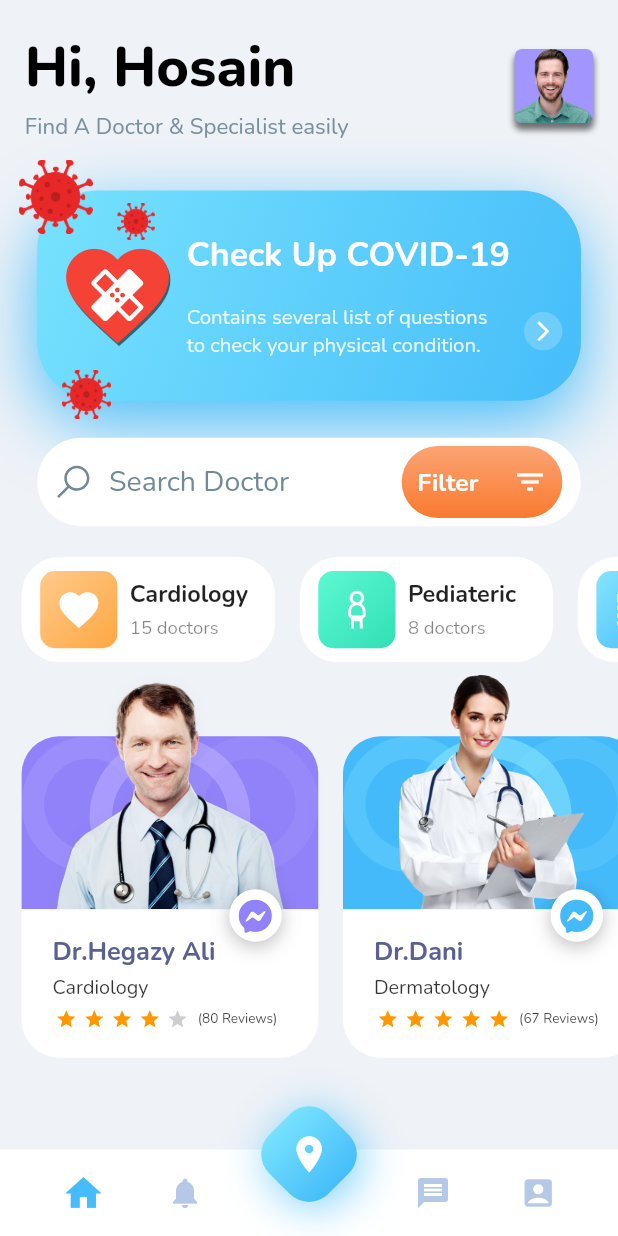
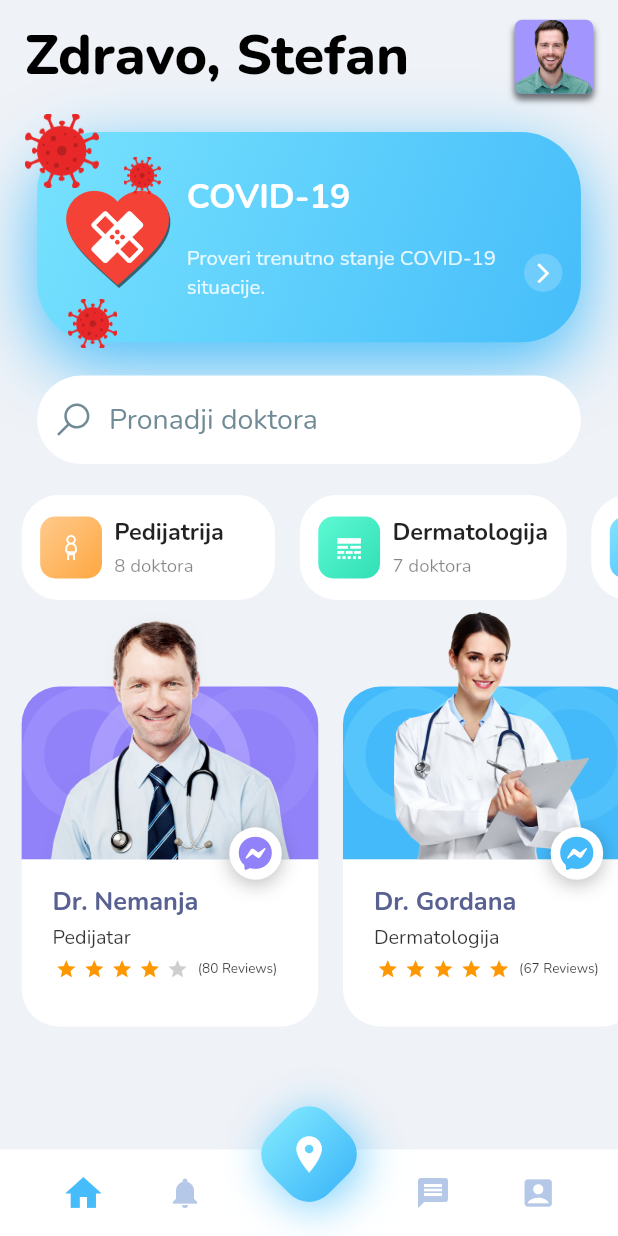
Before and after one commit to Hazaaa/Smart_Health-v2.0, a Flutter app: the screen it shows after launch, on a phone screen of 412 x 824 dp. Run offline on Flutter 3.47's test engine with Material 2 defaults, Android fonts, the phone set to English and light mode, and no system bars; drawn by our look-alikes of flutter_rating_bar; our stand-ins replace font_awesome_flutter, line_icons.

Commit message:
UI: Fixed some ui issues and translated everything to serbian.

```diff
--- a/lib/constants.dart
+++ b/lib/constants.dart
@@ -2,7 +2,6 @@ import 'package:flutter/material.dart';
 
 const kLightTextColor = Color(0xffB5C8E7);
 const kHardTextColor = Color(0xff586191);
-
 
 const kPrimaryDarkColor = Color(0xff46BDFA);
 const kPrimarylightColor = Color(0xff77E2FE);
--- a/lib/data/data.dart
+++ b/lib/data/data.dart
@@ -6,43 +6,43 @@ import 'package:smart_health_v2/model/doctor.dart';
 class Data {
   static final categoriesList = [
     Category(
-      title: "Cardiology",
-      doctorsNumber: 15,
-      icon: Icons.favorite,
-    ),
-    Category(
-      title: "Pediateric",
+      title: "Pedijatrija",
       doctorsNumber: 8,
       icon: LineIcons.child,
     ),
     Category(
-      title: "Dermatology",
+      title: "Dermatologija",
       doctorsNumber: 7,
       icon: Icons.line_style,
     ),
     Category(
-      title: "Optic",
+      title: "Oftamologija",
       doctorsNumber: 10,
       icon: LineIcons.eye,
+    ),
+    Category(
+      title: "Kardiologija",
+      doctorsNumber: 15,
+      icon: Icons.favorite,
     ),
   ];
 
   static final doctorsList = [
     Doctor(
-        name: "Dr.Hegazy Ali",
-        speciality: "Cardiology",
+        name: "Dr. Nemanja",
+        speciality: "Pedijatar",
         image: "assets/images/doctor_1.png",
         reviews: 80,
         reviewScore: 4),
     Doctor(
-        name: "Dr.Dani",
-        speciality: "Dermatology",
+        name: "Dr. Gordana",
+        speciality: "Dermatologija",
         image: "assets/images/doctor_2.png",
         reviews: 67,
         reviewScore: 5),
     Doctor(
-        name: "Dr George",
-        speciality: "Ophthalmology",
+        name: "Dr. Goran",
+        speciality: "Oftamolog",
         image: "assets/images/doctor_3.png",
         reviews: 19,
         reviewScore: 3),
--- a/lib/main.dart
+++ b/lib/main.dart
@@ -11,7 +11,7 @@ class MyApp extends StatelessWidget {
   Widget build(BuildContext context) {
     return MaterialApp(
       debugShowCheckedModeBanner: false,
-      title: 'Flutter Doctor App',
+      title: 'Smart Health',
       theme: ThemeData(
         fontFamily: "Nunito",
         primarySwatch: Colors.blue,
--- a/lib/presentation/appbar.dart
+++ b/lib/presentation/appbar.dart
@@ -18,18 +18,11 @@ class DoctorAppBar extends StatelessWidget {
             crossAxisAlignment: CrossAxisAlignment.start,
             children: [
               Text(
-                "Hi, Hosain",
+                "Zdravo, Stefan",
                 style: TextStyle(
                     color: Colors.black,
                     fontWeight: FontWeight.w800,
                     fontSize: getRelativeWidth(0.09)),
-              ),
-              SizedBox(height: getRelativeHeight(0.003)),
-              Text(
-                "Find A Doctor & Specialist easily",
-                style: TextStyle(
-                    color: Colors.blueGrey[400],
-                    fontSize: getRelativeWidth(0.036)),
               ),
             ],
           ),
--- a/lib/presentation/banner.dart
+++ b/lib/presentation/banner.dart
@@ -13,8 +13,8 @@ class DoctorBanner extends StatelessWidget {
     return Stack(
       children: [
         Container(
-          width: getRelativeWidth(0.94),
-          height: getRelativeHeight(0.22),
+          width: getRelativeWidth(0.92),
+          height: getRelativeHeight(0.20),
           child: Stack(
             alignment: Alignment.center,
             children: [
@@ -77,7 +77,7 @@ class DoctorBanner extends StatelessWidget {
                             mainAxisAlignment: MainAxisAlignment.center,
                             children: [
                               Text(
-                                "Check Up COVID-19",
+                                "COVID-19",
                                 style: TextStyle(
                                   color: Colors.white,
                                   fontWeight: FontWeight.bold,
@@ -89,7 +89,7 @@ class DoctorBanner extends StatelessWidget {
                                 children: [
                                   Flexible(
                                     child: Text(
-                                      "Contains several list of questions to check your physical condition.",
+                                      "Proveri trenutno stanje COVID-19 situacije.",
                                       style: TextStyle(
                                           color: Colors.white.withOpacity(0.85),
                                           fontSize: getRelativeWidth(0.033)),
--- a/lib/presentation/categories_list.dart
+++ b/lib/presentation/categories_list.dart
@@ -49,7 +49,7 @@ class CategoriesList extends StatelessWidget {
                             child: Icon(
                               category.icon,
                               color: Colors.white,
-                              size: getRelativeWidth(0.075),
+                              size: getRelativeWidth(0.050),
                             )),
                         SizedBox(width: getRelativeWidth(0.02)),
                         Column(
@@ -64,7 +64,7 @@ class CategoriesList extends StatelessWidget {
                             ),
                             SizedBox(height: getRelativeHeight(0.005)),
                             Text(
-                              category.doctorsNumber.toString() + " doctors",
+                              category.doctorsNumber > 1 ? category.doctorsNumber.toString() + " doktora" : category.doctorsNumber.toString() + " doktor" ,
                               style: TextStyle(
                                   color: Colors.black.withOpacity(0.48),
                                   fontSize: getRelativeWidth(0.03)),
--- a/lib/presentation/doctor_screen.dart
+++ b/lib/presentation/doctor_screen.dart
@@ -15,6 +15,7 @@ class DoctorScreen extends StatefulWidget {
 
 class _DoctorScreenState extends State<DoctorScreen> {
   int _selectedIndex = 0;
+
   @override
   Widget build(BuildContext context) {
     return Scaffold(
@@ -23,11 +24,11 @@ class _DoctorScreenState extends State<DoctorScreen> {
         child: SingleChildScrollView(
           child: Column(
             children: [
-              SizedBox(height: getRelativeHeight(0.025)),
+              SizedBox(height: getRelativeHeight(0.015)),
               DoctorAppBar(),
               SizedBox(height: getRelativeHeight(0.015)),
               DoctorBanner(),
-              SizedBox(height: getRelativeHeight(0.005)),
+              SizedBox(height: getRelativeHeight(0.012)),
               SearchField(),
               SizedBox(height: getRelativeHeight(0.025)),
               CategoriesList(),
--- a/lib/presentation/doctors_list.dart
+++ b/lib/presentation/doctors_list.dart
@@ -6,11 +6,14 @@ import 'package:smart_health_v2/data/data.dart';
 import '../constants.dart';
 import '../size_confige.dart';
 
-class DoctorsList extends StatelessWidget {
-  const DoctorsList({
-    Key key,
-  }) : super(key: key);
+class DoctorsList extends StatefulWidget {
+  const DoctorsList({Key key}) : super(key: key);
 
+  @override
+  _DoctorsListState createState() => _DoctorsListState();
+}
+
+class _DoctorsListState extends State<DoctorsList> {
   @override
   Widget build(BuildContext context) {
     return Container(
@@ -99,12 +102,12 @@ class DoctorsList extends StatelessWidget {
                             ),
                             Container(
                                 width: cardWidth,
-                                height: getRelativeHeight(0.19),
+                                height: getRelativeHeight(0.20),
                                 child: Image.asset(doctor.image)),
                           ],
                         ),
                         Container(
-                          height: getRelativeHeight(0.12),
+                          height: getRelativeHeight(0.135),
                           width: double.infinity,
                           decoration: BoxDecoration(
                               color: Colors.white,
--- a/lib/presentation/search_field.dart
+++ b/lib/presentation/search_field.dart
@@ -4,9 +4,7 @@ import 'package:line_icons/line_icons.dart';
 import '../size_confige.dart';
 
 class SearchField extends StatelessWidget {
-  SearchField({
-    Key key,
-  }) : super(key: key);
+  SearchField({Key key}) : super(key: key);
 
   @override
   Widget build(BuildContext context) {
@@ -19,7 +17,7 @@ class SearchField extends StatelessWidget {
                   EdgeInsets.symmetric(vertical: getRelativeHeight(0.02)),
               fillColor: Colors.white,
               filled: true,
-              hintText: "Search Doctor",
+              hintText: "Pronadji doktora",
               hintStyle: TextStyle(
                 fontSize: getRelativeWidth(0.046),
                 color: Colors.blueGrey.withOpacity(0.9),
@@ -28,42 +26,6 @@ class SearchField extends StatelessWidget {
                 LineIcons.search,
                 color: Colors.blueGrey.withOpacity(0.9),
                 size: getRelativeWidth(0.065),
-              ),
-              suffixIcon: Padding(
-                padding:
-                    EdgeInsets.symmetric(horizontal: getRelativeWidth(0.03)),
-                child: Container(
-                  width: getRelativeWidth(0.26),
-                  height: getRelativeHeight(0.01),
-                  decoration: BoxDecoration(
-                    gradient: LinearGradient(
-                        begin: Alignment.topCenter,
-                        end: Alignment.bottomCenter,
-                        colors: [Color(0xffFBA473), Color(0xffFA7A30)]),
-                    borderRadius: BorderRadius.circular(25),
-                  ),
-                  child: Padding(
-                    padding: EdgeInsets.symmetric(
-                        horizontal: getRelativeWidth(0.025)),
-                    child: Row(
-                      mainAxisAlignment: MainAxisAlignment.spaceBetween,
-                      children: [
-                        Text(
-                          "Filter",
-                          style: TextStyle(
-                              color: Colors.white,
-                              fontWeight: FontWeight.bold,
-                              fontSize: getRelativeWidth(0.04)),
-                        ),
-                        Icon(
-                          Icons.filter_list,
-                          color: Colors.white,
-                          size: getRelativeWidth(0.055),
-                        )
-                      ],
-                    ),
-                  ),
-                ),
               ),
               border: outlineBorder,
               enabledBorder: outlineBorder,
```
